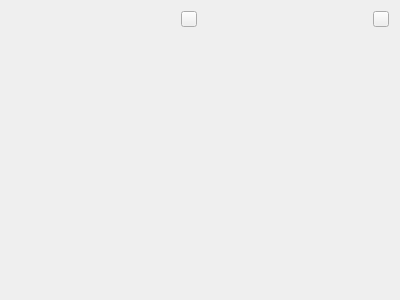
Qt form widget.ui (FindHao/ciba) before a commit.
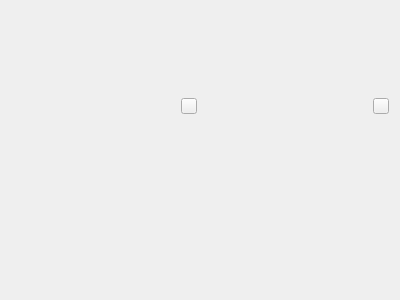
The same form after that commit. Icons and pictures are not drawn.

What changed in the file:
```diff
--- a/widget.ui
+++ b/widget.ui
@@ -14,6 +14,16 @@
    <string>Form</string>
   </property>
   <layout class="QVBoxLayout" name="verticalLayout_2">
+   <item>
+    <widget class="QLabel" name="search_words">
+     <property name="text">
+      <string/>
+     </property>
+     <property name="wordWrap">
+      <bool>true</bool>
+     </property>
+    </widget>
+   </item>
    <item>
     <layout class="QHBoxLayout" name="horizontalLayout">
      <property name="leftMargin">
```
